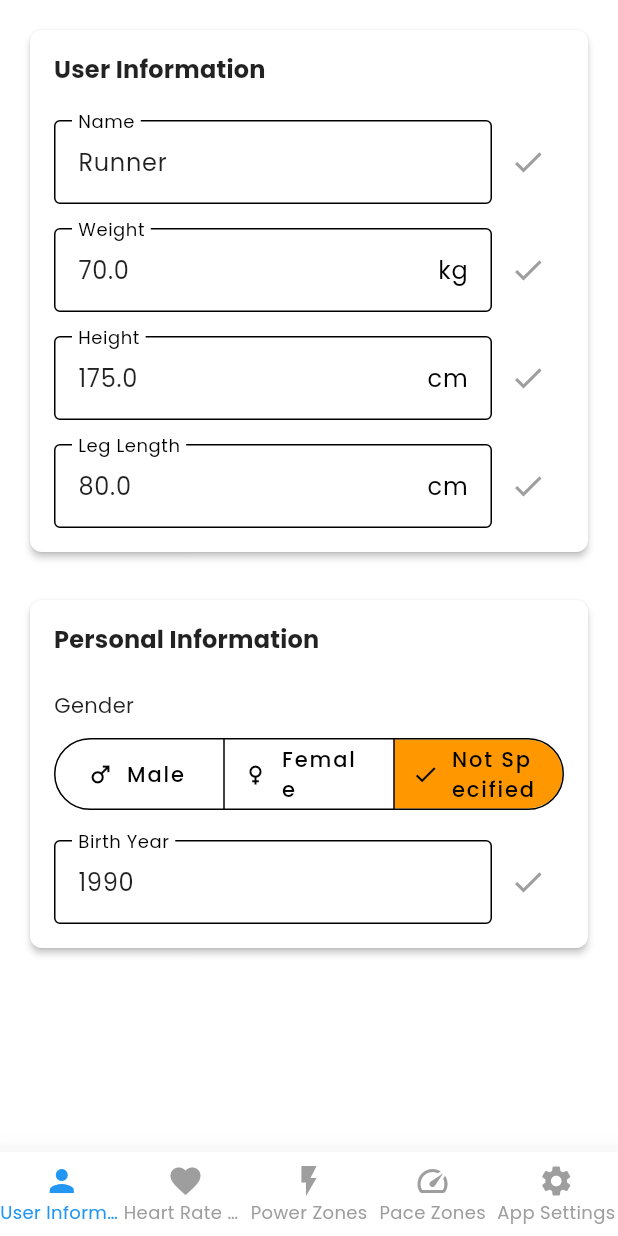
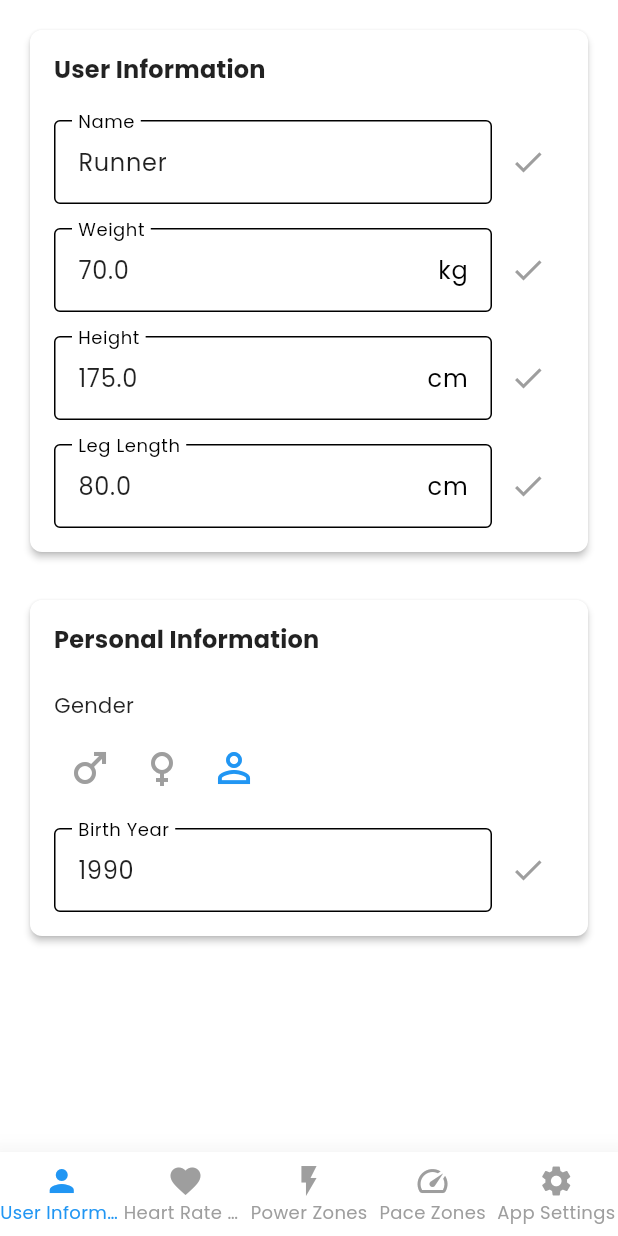
Before and after one commit to jtlab-studio/volt_one, a Flutter app: the ProfileScreen screen opened directly, on a phone screen of 412 x 824 dp. Run offline on Flutter 3.47's test engine with Material 3 defaults, Android fonts, the phone set to English and light mode, and no system bars; our stand-ins replace flutter_riverpod.

```diff
--- a/lib/modules/profile/screens/user_info_screen.dart
+++ b/lib/modules/profile/screens/user_info_screen.dart
@@ -202,34 +202,60 @@ class UserInfoScreen extends ConsumerWidget {
     );
   }
 
+  // Simplified Gender Selector with just icons
   Widget _buildGenderSelector(
       BuildContext context, WidgetRef ref, UserProfile profile) {
-    return SegmentedButton<Gender>(
-      segments: [
-        ButtonSegment<Gender>(
-          value: Gender.male,
-          label: Text(AppLocalizations.of(context).translate('male')),
-          icon: const Icon(Icons.male),
+    return Row(
+      mainAxisSize: MainAxisSize.min,
+      children: [
+        // Male Option
+        IconButton(
+          icon: Icon(
+            Icons.male,
+            color: profile.gender == Gender.male
+                ? Theme.of(context).primaryColor
+                : Colors.grey,
+            size: 32,
+          ),
+          onPressed: () {
+            ref.read(userProfileProvider.notifier).update(
+                  (state) => state.copyWith(gender: Gender.male),
+                );
+          },
         ),
-        ButtonSegment<Gender>(
-          value: Gender.female,
-          label: Text(AppLocalizations.of(context).translate('female')),
-          icon: const Icon(Icons.female),
+
+        // Female Option
+        IconButton(
+          icon: Icon(
+            Icons.female,
+            color: profile.gender == Gender.female
+                ? Theme.of(context).primaryColor
+                : Colors.grey,
+            size: 32,
+          ),
+          onPressed: () {
+            ref.read(userProfileProvider.notifier).update(
+                  (state) => state.copyWith(gender: Gender.female),
+                );
+          },
         ),
-        ButtonSegment<Gender>(
-          value: Gender.notSpecified,
-          label: Text(AppLocalizations.of(context).translate('not_specified')),
-          icon: const Icon(Icons.person_outline),
+
+        // Not Specified Option
+        IconButton(
+          icon: Icon(
+            Icons.person_outline,
+            color: profile.gender == Gender.notSpecified
+                ? Theme.of(context).primaryColor
+                : Colors.grey,
+            size: 32,
+          ),
+          onPressed: () {
+            ref.read(userProfileProvider.notifier).update(
+                  (state) => state.copyWith(gender: Gender.notSpecified),
+                );
+          },
         ),
       ],
-      selected: {profile.gender},
-      onSelectionChanged: (Set<Gender> newSelection) {
-        if (newSelection.isNotEmpty) {
-          ref.read(userProfileProvider.notifier).update(
-                (state) => state.copyWith(gender: newSelection.first),
-              );
-        }
-      },
     );
   }
 }
```
Also changed, not shown: lib/core/theme/theme_provider.dart (+8 -4 lines), lib/modules/profile/screens/hr_zones_screen.dart (+38 -2 lines).
